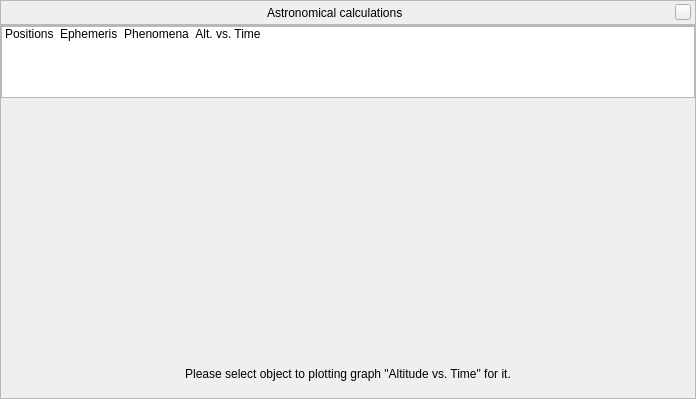
Old version of the form src/gui/astroCalcDialog.ui in the repository 519984307/stellarium_src.
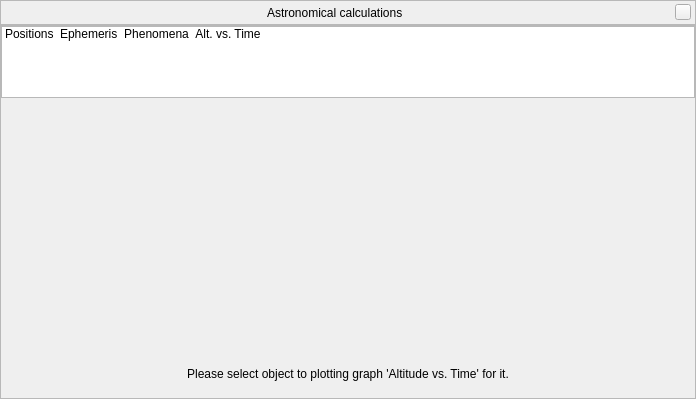
New version of the form. The open tabs and pages were chosen to show the change. Icons and pictures are not drawn. Custom widgets are drawn as their Qt base class.

Commit message: Updated translations for AstroCalc/AVT

Diff of the .ui file:
```diff
--- a/src/gui/astroCalcDialog.ui
+++ b/src/gui/astroCalcDialog.ui
@@ -569,7 +569,7 @@
              </size>
             </property>
             <property name="text">
-             <string>Please select object to plotting graph &quot;Altitude vs. Time&quot; for it.</string>
+             <string>Please select object to plotting graph 'Altitude vs. Time' for it.</string>
             </property>
             <property name="alignment">
              <set>Qt::AlignCenter</set>
```
